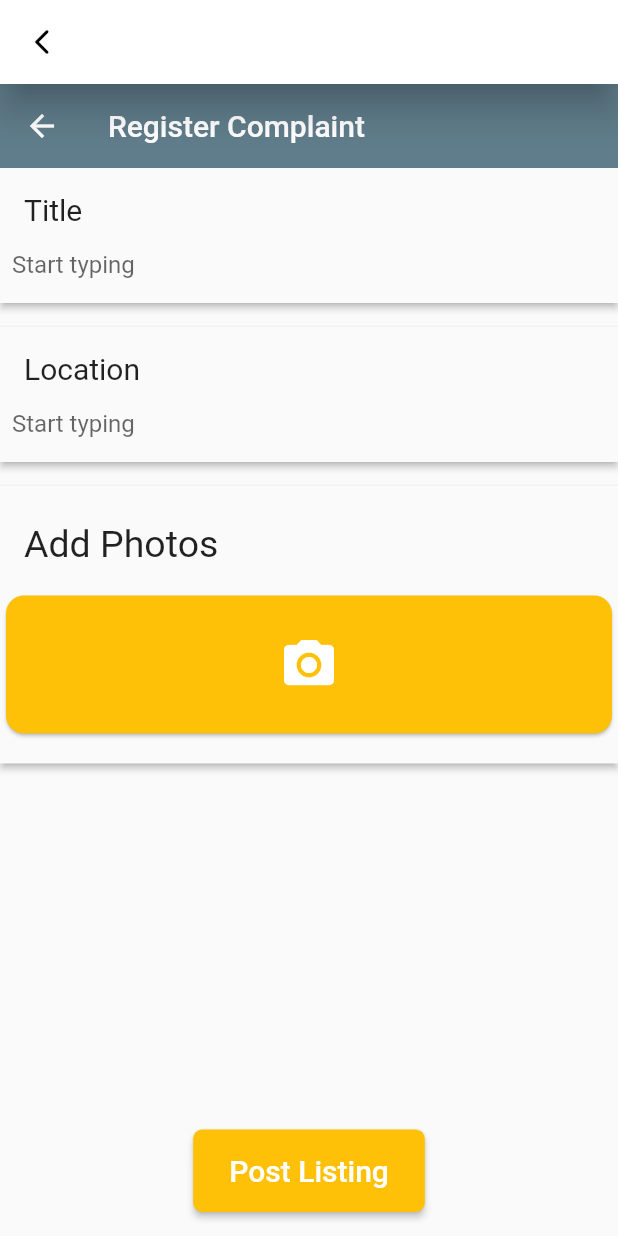
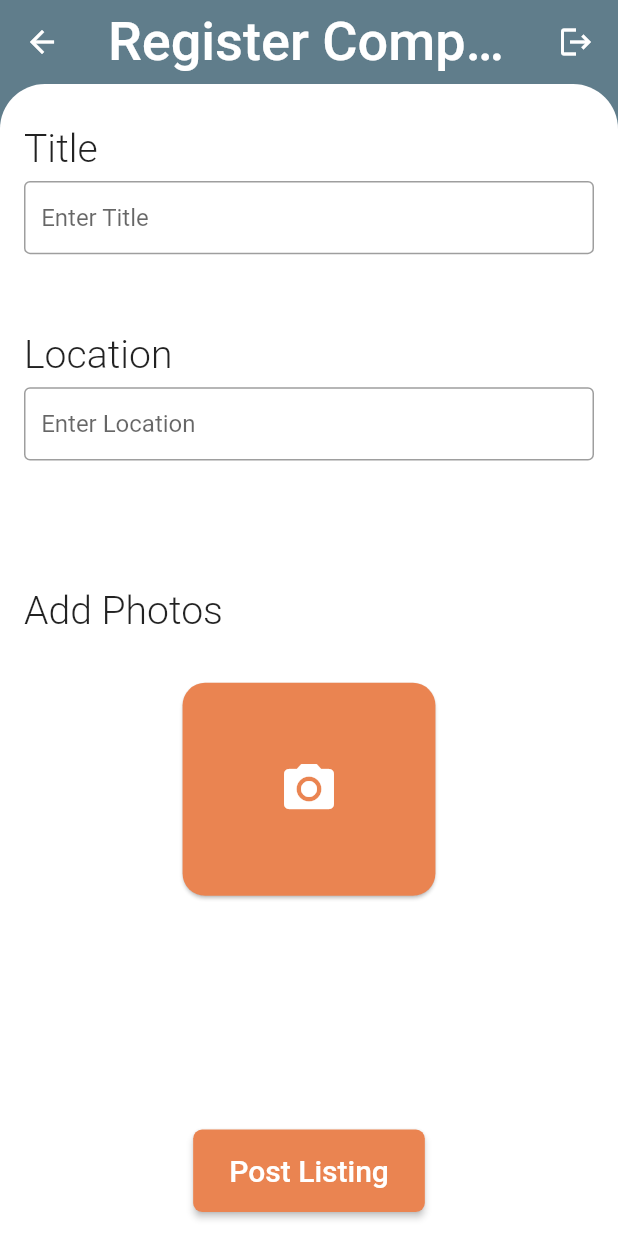
Before and after one commit to hchauhan7816/Road-Sarathi, a Flutter app: the ComplaintPage screen opened directly, on a phone screen of 412 x 824 dp. Run offline on Flutter 3.47's test engine with Material 2 defaults, Android fonts, the phone set to English and light mode, and no system bars; our stand-ins replace cached_network_image, cloud_firestore, firebase_auth, firebase_core, firebase_storage, flutter_screenutil and 3 more; accounts and stored records are empty.

Commit message:
complaint page ui fixed

```diff
--- a/lib/Pages/Chat Screen/chat_screen.dart
+++ b/lib/Pages/Chat Screen/chat_screen.dart
@@ -204,13 +204,13 @@ class _ChatScreenBodyState extends State<ChatScreenBody> {
               ),
               child: Row(
                 children: [
-                  Icon(
-                    Icons.emoji_emotions_outlined,
-                    color: Colors.grey[500],
-                  ),
-                  SizedBox(
-                    width: 10,
-                  ),
+                  // Icon(
+                  //   Icons.emoji_emotions_outlined,
+                  //   color: Colors.grey[500],
+                  // ),
+                  // SizedBox(
+                  //   width: 10,
+                  // ),
                   Expanded(
                     child: TextField(
                       decoration: InputDecoration(
--- a/lib/Pages/Complaint Page/Widgets/appbar_complaint.dart
+++ b/lib/Pages/Complaint Page/Widgets/appbar_complaint.dart
@@ -1,22 +1,26 @@
 import 'package:flutter/material.dart';
 import 'package:get/get.dart';
+import 'package:sadak/Config/text_styles.dart';
 import 'package:sadak/Pages/On%20Boarding/on_boarding.dart';
 
 AppBar complaintPageAppBar(BuildContext context) {
   return AppBar(
-    elevation: 10,
-    title: Text("Register Complaint"),
+    // elevation: 10,
+    title: Text(
+      "Register Complaint",
+      style: appTitleStyle,
+    ),
     centerTitle: true,
-    brightness: Brightness.light,
-    backgroundColor: Colors.white,
-    leading: IconButton(
-      onPressed: () {
-        Get.back();
-      },
-      icon: const Icon(Icons.arrow_back_ios_new_rounded),
-      iconSize: 20,
-      color: Colors.black,
-    ),
+    // brightness: Brightness.light,
+    // backgroundColor: Colors.white,
+    // leading: IconButton(
+    //   onPressed: () {
+    //     Get.back();
+    //   },
+    //   icon: const Icon(Icons.arrow_back_ios_new_rounded),
+    //   iconSize: 20,
+    //   color: Colors.black,
+    // ),
     actions: [
       GestureDetector(
         onTap: () {
--- a/lib/Pages/Complaint Page/complaint.dart
+++ b/lib/Pages/Complaint Page/complaint.dart
@@ -2,9 +2,11 @@ import 'dart:io';
 
 import 'package:firebase_storage/firebase_storage.dart';
 import 'package:flutter/material.dart';
+import 'package:flutter_screenutil/flutter_screenutil.dart';
 import 'package:get/get.dart';
 import 'package:image_picker/image_picker.dart';
 import 'package:sadak/Config/constants.dart';
+import 'package:sadak/Config/palette.dart';
 import 'package:sadak/Modal/chat_messages.dart';
 import 'package:sadak/Modal/chatroom_map.dart';
 import 'package:sadak/Pages/Chat%20Screen/chat_screen.dart';
@@ -22,7 +24,9 @@ class ComplaintPage extends StatelessWidget {
   @override
   Widget build(BuildContext context) {
     return CustomScaffold(
-        body: ComplaintPageBody(), appBar: complaintPageAppBar(context));
+        backgroundColor: Colors.blueGrey,
+        body: ComplaintPageBody(),
+        appBar: complaintPageAppBar(context));
   }
 }
 
@@ -61,8 +65,6 @@ class _ComplaintPageBodyState extends State<ComplaintPageBody> {
   }
 
   Future uploadImage() async {
-    // Todo wait till is uploading
-
     setState(() {
       isUploading = true;
     });
@@ -81,7 +83,6 @@ class _ComplaintPageBodyState extends State<ComplaintPageBody> {
   }
 
   void sendDetails() {
-    // dev.log("Here  ${ImageUrl}");
     int val = DateTime.now().millisecondsSinceEpoch;
 
     if (ImageUrl != null && ImageUrl!.isNotEmpty) {
@@ -89,17 +90,6 @@ class _ComplaintPageBodyState extends State<ComplaintPageBody> {
           userEmail1: Constants.myEmail,
           userEmail2: "localauthority@gmail.com",
           val: val);
-
-      // dev.log("Done CreateChatroomAndStartConversation");
-      // Map<String, dynamic> chatroomMap = {
-      //   "users": Constants.myEmail,
-      //   "authority": "localauthority@gmail.com",
-      //   "chatroomId": chatroomId,
-      //   "title": _titleController.text,
-      //   "location": _locationController.text,
-      //   "completed": false,
-      //   "dueDate": DateTime.now().add(const Duration(days: 60)),
-      // };
 
       var chatroomMap = ChatroomModal(
           users: Constants.myEmail,
@@ -150,13 +140,14 @@ class _ComplaintPageBodyState extends State<ComplaintPageBody> {
         // isLastItem ? _pickImage() : _viewOrDeleteImage(imageFile);
       },
       child: Container(
-        width: 100,
+        // constraints: BoxConstraints(maxWidth: 10),
+        //   width: 100,
         child: Card(
           shape: RoundedRectangleBorder(
             side: BorderSide.none,
-            borderRadius: BorderRadius.circular(12),
+            borderRadius: BorderRadius.circular(15),
           ),
-          color: Colors.amber,
+          color: Palette.orange,
           child: isLastItem
               ? Icon(Icons.camera_alt,
                   size: 40,
@@ -167,7 +158,7 @@ class _ComplaintPageBodyState extends State<ComplaintPageBody> {
                   borderRadius: BorderRadius.circular(12),
                   child: Image.file(
                     imageFile,
-                    fit: BoxFit.cover,
+                    // fit: BoxFit.cover,
                   ),
                 ),
         ),
@@ -177,99 +168,137 @@ class _ComplaintPageBodyState extends State<ComplaintPageBody> {
 
   @override
   Widget build(BuildContext context) {
-    return Scaffold(
-      resizeToAvoidBottomInset: false,
-      appBar: AppBar(
-        title: Text('Register Complaint'),
+    return isUploading
+        ? Container(
+            width: MediaQuery.of(context).size.width,
+            child: Column(
+              crossAxisAlignment: CrossAxisAlignment.center,
+              mainAxisAlignment: MainAxisAlignment.center,
+              children: [
+                CircularProgressIndicator(
+                  color: Colors.amber,
                 ),
-      body: Stack(
+                SizedBox(
+                  height: 50,
+                ),
+                Text(
+                  "Uploading Image",
+                  style: TextStyle(
+                      fontSize: 35,
+                      fontWeight: FontWeight.w300,
+                      color: Colors.white70),
+                ),
+              ],
+            ),
+          )
+        : ClipRRect(
+            borderRadius: BorderRadius.only(
+              topLeft: Radius.circular(30),
+              topRight: Radius.circular(30),
+            ),
+            child: //Conversation(user: widget.user),
+                Container(
+              padding: EdgeInsets.only(top: 20),
+              color: Colors.white,
+              child: Stack(
                 children: <Widget>[
                   SingleChildScrollView(
                     child: Padding(
                       padding: const EdgeInsets.only(bottom: 40),
                       child: Column(
                         children: <Widget>[
-                  Material(
-                    // color: isDarkMode(context) ? Colors.black12 : Colors.white,
-                    type: MaterialType.canvas,
-                    elevation: 2,
+                          Padding(
+                            padding: const EdgeInsets.symmetric(
+                                vertical: 8.0, horizontal: 16),
                             child: Column(
+                              crossAxisAlignment: CrossAxisAlignment.start,
                               children: <Widget>[
-                        Padding(
-                          padding: const EdgeInsets.only(
-                              top: 16.0, left: 16.0, right: 16.0),
-                          child: Align(
-                            alignment: Alignment.topLeft,
-                            child: Text(
-                              'Title',
-                              style: TextStyle(fontSize: 20),
+                                Text(
+                                  "Title",
+                                  style: TextStyle(
+                                      fontSize: 70.sp,
+                                      fontWeight: FontWeight.w300,
+                                      color: Colors.black87),
+                                ),
+                                SizedBox(
+                                  height: 15.h,
+                                ),
+                                TextField(
+                                  autocorrect: true,
+                                  controller: _titleController,
+                                  textInputAction: TextInputAction.next,
+                                  decoration: InputDecoration(
+                                    hintText: 'Enter Title',
+                                    isDense: true,
+                                    contentPadding: EdgeInsets.symmetric(
+                                        vertical: 40.h, horizontal: 30.w),
+                                    enabledBorder: const OutlineInputBorder(
+                                      borderSide:
+                                          BorderSide(color: Colors.grey),
+                                    ),
+                                    border: OutlineInputBorder(
+                                      borderSide:
+                                          BorderSide(color: Colors.grey),
                                     ),
                                   ),
                                 ),
+                                SizedBox(
+                                  height: 30.h,
+                                )
+                              ],
+                            ),
+                          ),
+                          SizedBox(
+                            height: 25,
+                          ),
                           Padding(
-                          padding: const EdgeInsets.all(8.0),
-                          child: TextField(
-                            controller: _titleController,
+                            padding: const EdgeInsets.symmetric(
+                                vertical: 8.0, horizontal: 16),
+                            child: Column(
+                              crossAxisAlignment: CrossAxisAlignment.start,
+                              children: <Widget>[
+                                Text(
+                                  "Location",
+                                  style: TextStyle(
+                                      fontSize: 70.sp,
+                                      fontWeight: FontWeight.w300,
+                                      color: Colors.black87),
+                                ),
+                                SizedBox(
+                                  height: 15.h,
+                                ),
+                                TextField(
+                                  autocorrect: true,
+                                  controller: _locationController,
                                   textInputAction: TextInputAction.next,
                                   decoration: InputDecoration(
-                              hintText: 'Start typing',
+                                    hintText: 'Enter Location',
                                     isDense: true,
-                              enabledBorder: UnderlineInputBorder(
-                                borderSide: BorderSide.none,
+                                    contentPadding: EdgeInsets.symmetric(
+                                        vertical: 40.h, horizontal: 30.w),
+                                    enabledBorder: const OutlineInputBorder(
+                                      borderSide:
+                                          BorderSide(color: Colors.grey),
                                     ),
-                              focusedBorder: UnderlineInputBorder(
-                                borderSide: BorderSide.none,
+                                    border: OutlineInputBorder(
+                                      borderSide:
+                                          BorderSide(color: Colors.grey),
                                     ),
                                   ),
                                 ),
-                        ),
+                                SizedBox(
+                                  height: 30.h,
+                                )
                               ],
                             ),
                           ),
-                  Padding(
-                    padding: const EdgeInsets.symmetric(vertical: 16.0),
-                    child: Material(
-                      // color:
-                      //     isDarkMode(context) ? Colors.black12 : Colors.white,
-                      elevation: 2,
-                      child: Column(
-                        children: <Widget>[
-                          Padding(
-                            padding: const EdgeInsets.only(
-                                left: 16.0, right: 16, top: 16),
-                            child: Align(
-                              alignment: Alignment.topLeft,
-                              child: Text(
-                                'Location',
-                                style: TextStyle(fontSize: 20),
-                              ),
-                            ),
-                          ),
-                          Padding(
-                            padding: const EdgeInsets.all(8.0),
-                            child: TextField(
-                              keyboardType: TextInputType.multiline,
-                              controller: _locationController,
-                              textInputAction: TextInputAction.next,
-                              decoration: InputDecoration(
-                                isDense: true,
-                                hintText: 'Start typing',
-                                enabledBorder: UnderlineInputBorder(
-                                  borderSide: BorderSide.none,
-                                ),
-                                focusedBorder: UnderlineInputBorder(
-                                  borderSide: BorderSide.none,
-                                ),
-                              ),
-                            ),
-                          ),
-                        ],
-                      ),
-                    ),
+                          SizedBox(
+                            height: 50,
                           ),
                           Material(
+                            color: Colors.white,
                             // color: isDarkMode(context) ? Colors.black12 : Colors.white,
-                    elevation: 2,
+                            // elevation: 2,
                             child: ListView(
                               padding: EdgeInsets.symmetric(vertical: 8),
                               physics: NeverScrollableScrollPhysics(),
@@ -333,23 +362,36 @@ class _ComplaintPageBodyState extends State<ComplaintPageBody> {
                                 // ),
 
                                 Padding(
-                          padding: const EdgeInsets.all(16.0),
+                                  padding: EdgeInsets.symmetric(
+                                      vertical: 8.0, horizontal: 16),
                                   child: Text(
-                            'Add Photos',
-                            style: TextStyle(fontSize: 25),
+                                    "Add Photos",
+                                    style: TextStyle(
+                                        fontSize: 70.sp,
+                                        fontWeight: FontWeight.w300,
+                                        color: Colors.black87),
                                   ),
                                 ),
+                                SizedBox(
+                                  height: 20,
+                                ),
                                 Padding(
-                          padding: const EdgeInsets.only(bottom: 8.0),
-                          child: SizedBox(
-                              height: 100,
-                              // child: ListView.builder(
+                                  padding: EdgeInsets.symmetric(
+                                      horizontal:
+                                          MediaQuery.of(context).size.width /
+                                              3.5),
+                                  child: Container(
+                                      //     // color: Colors.pinkAccent,
+                                      height: 150,
+                                      width: 150,
+                                      //     // child: ListView.builder(
                                       //     shrinkWrap: true,
                                       //     itemCount: _images.length,
                                       //     scrollDirection: Axis.horizontal,
                                       //     itemBuilder: (context, index) {
                                       // File? image =_images[index];
-                              child: _imageBuilder(imageFile) //;     return
+                                      child: _imageBuilder(
+                                          imageFile) //;     return
                                       //     }),
                                       ),
                                 ),
@@ -381,20 +423,15 @@ class _ComplaintPageBodyState extends State<ComplaintPageBody> {
                       padding: const EdgeInsets.all(16.0),
                       child: ElevatedButton(
                         style: ElevatedButton.styleFrom(
-                  padding: EdgeInsets.symmetric(vertical: 16, horizontal: 24),
-                  primary: Colors.amber,
+                          padding: EdgeInsets.symmetric(
+                              vertical: 16, horizontal: 24),
+                          primary: Palette.orange,
                           shape: RoundedRectangleBorder(
                             side: BorderSide.none,
                             borderRadius: BorderRadius.circular(6),
                           ),
                         ),
-                child: isUploading
-                    ? Center(
-                        child: CircularProgressIndicator(
-                          color: Colors.white,
-                        ),
-                      )
-                    : Text(
+                        child: Text(
                           'Post Listing',
                           style: TextStyle(
                               // color: isDarkMode(context)
@@ -412,6 +449,7 @@ class _ComplaintPageBodyState extends State<ComplaintPageBody> {
                   )
                 ],
               ),
+            ),
           );
   }
 }
--- a/lib/Pages/On Boarding/on_boarding.dart
+++ b/lib/Pages/On Boarding/on_boarding.dart
@@ -1,8 +1,8 @@
 import 'package:flutter/material.dart';
 import 'package:flutter_screenutil/flutter_screenutil.dart';
 import 'package:get/get.dart';
-import 'package:sadak/Pages/Login%20Signup%20Page/login.dart';
-import 'package:sadak/Pages/Login%20Signup%20Page/login_gov.dart';
+import 'package:sadak/Pages/Login%20Pages/login.dart';
+import 'package:sadak/Pages/Login%20Pages/login_gov.dart';
 import 'package:sadak/Pages/Signup%20Page/signup.dart';
 import 'package:sadak/Widgets/custom_scaffold.dart';
 import 'package:sadak/Config/palette.dart';
--- a/lib/app.dart
+++ b/lib/app.dart
@@ -2,13 +2,11 @@ import 'package:flutter/material.dart';
 import 'package:flutter_screenutil/flutter_screenutil.dart';
 import 'package:sadak/Config/constants.dart';
 import 'package:sadak/Pages/Home%20Page/home.dart';
-import 'package:sadak/Pages/Login%20Signup%20Page/login_gov.dart';
 import 'package:sadak/Pages/On%20Boarding/on_boarding.dart';
 import 'package:get/get.dart';
 import 'Config/themes.dart';
 import 'Pages/Chat Screen/chat_screen.dart';
 import 'Pages/Conversation Rooms/conversation_rooms.dart';
-import 'Pages/Login Signup Page/login.dart';
 import 'Pages/Signup Page/signup.dart';
 import 'Services/Controllers/auth_controller.dart';
 import 'dart:developer' as dev;
```
Also changed, not shown: lib/Pages/Login Pages/login.dart (renamed from lib/Pages/Login Signup Page/login.dart), lib/Pages/Login Pages/login_gov.dart (renamed from lib/Pages/Login Signup Page/login_gov.dart). Lines whose indentation alone changed are shown as unchanged.
